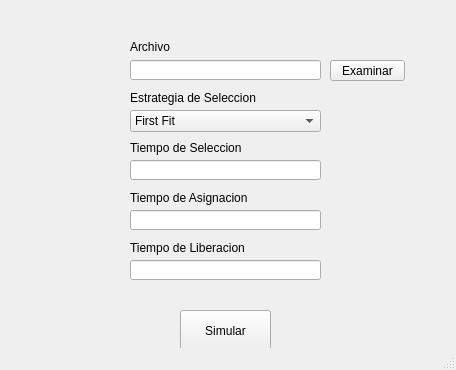
Qt form memory_manager_interface.ui (BrianRigoni/Administrador-De-Memoria-SO-UNTDF) before a commit.
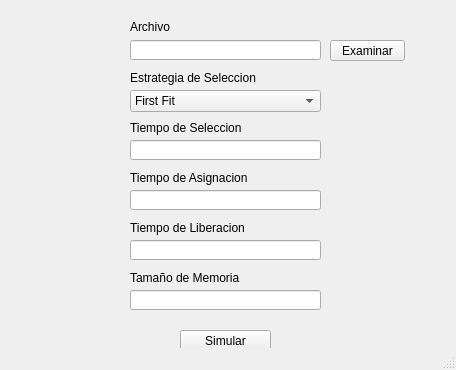
The same form after that commit.

Commit message: cambios en interfaz + comportamiento

The edit to the form file:
```diff
--- a/memory_manager_interface.ui
+++ b/memory_manager_interface.ui
@@ -18,9 +18,9 @@
     <property name="geometry">
      <rect>
       <x>180</x>
-      <y>310</y>
+      <y>330</y>
       <width>91</width>
-      <height>41</height>
+      <height>21</height>
      </rect>
     </property>
     <property name="text">
@@ -31,7 +31,7 @@
     <property name="geometry">
      <rect>
       <x>130</x>
-      <y>110</y>
+      <y>90</y>
       <width>191</width>
       <height>22</height>
      </rect>
@@ -61,7 +61,7 @@
     <property name="geometry">
      <rect>
       <x>130</x>
-      <y>60</y>
+      <y>40</y>
       <width>191</width>
       <height>20</height>
      </rect>
@@ -71,7 +71,7 @@
     <property name="geometry">
      <rect>
       <x>130</x>
-      <y>40</y>
+      <y>20</y>
       <width>47</width>
       <height>13</height>
      </rect>
@@ -84,7 +84,7 @@
     <property name="geometry">
      <rect>
       <x>130</x>
-      <y>160</y>
+      <y>140</y>
       <width>191</width>
       <height>20</height>
      </rect>
@@ -94,7 +94,7 @@
     <property name="geometry">
      <rect>
       <x>130</x>
-      <y>210</y>
+      <y>190</y>
       <width>191</width>
       <height>20</height>
      </rect>
@@ -104,7 +104,7 @@
     <property name="geometry">
      <rect>
       <x>130</x>
-      <y>260</y>
+      <y>240</y>
       <width>191</width>
       <height>20</height>
      </rect>
@@ -114,7 +114,7 @@
     <property name="geometry">
      <rect>
       <x>130</x>
-      <y>90</y>
+      <y>70</y>
       <width>191</width>
       <height>16</height>
      </rect>
@@ -127,7 +127,7 @@
     <property name="geometry">
      <rect>
       <x>130</x>
-      <y>140</y>
+      <y>120</y>
       <width>191</width>
       <height>16</height>
      </rect>
@@ -140,7 +140,7 @@
     <property name="geometry">
      <rect>
       <x>130</x>
-      <y>190</y>
+      <y>170</y>
       <width>191</width>
       <height>16</height>
      </rect>
@@ -153,7 +153,7 @@
     <property name="geometry">
      <rect>
       <x>130</x>
-      <y>240</y>
+      <y>220</y>
       <width>191</width>
       <height>16</height>
      </rect>
@@ -166,7 +166,7 @@
     <property name="geometry">
      <rect>
       <x>330</x>
-      <y>60</y>
+      <y>40</y>
       <width>75</width>
       <height>21</height>
      </rect>
@@ -175,6 +175,29 @@
      <string>Examinar</string>
     </property>
    </widget>
+   <widget class="QLineEdit" name="lineEdit_memoryqty">
+    <property name="geometry">
+     <rect>
+      <x>130</x>
+      <y>290</y>
+      <width>191</width>
+      <height>20</height>
+     </rect>
+    </property>
+   </widget>
+   <widget class="QLabel" name="label_memoryqty">
+    <property name="geometry">
+     <rect>
+      <x>130</x>
+      <y>270</y>
+      <width>191</width>
+      <height>16</height>
+     </rect>
+    </property>
+    <property name="text">
+     <string>Tamaño de Memoria</string>
+    </property>
+   </widget>
   </widget>
   <widget class="QStatusBar" name="statusbar"/>
  </widget>
```
The commit also changes 1 other file.
